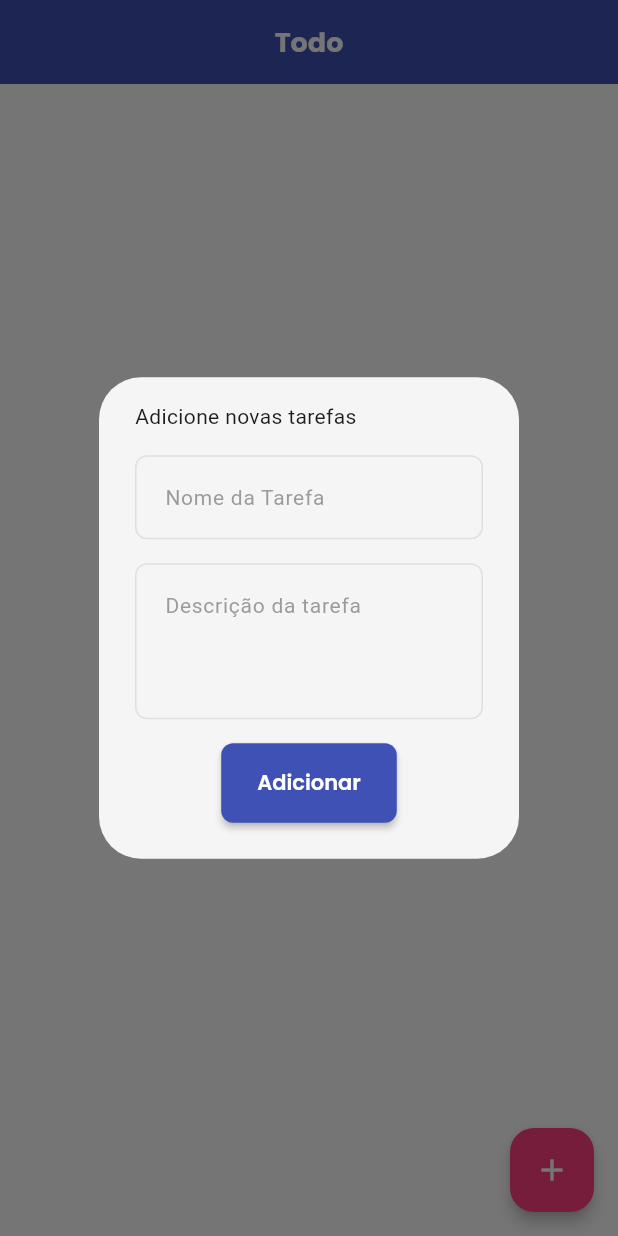
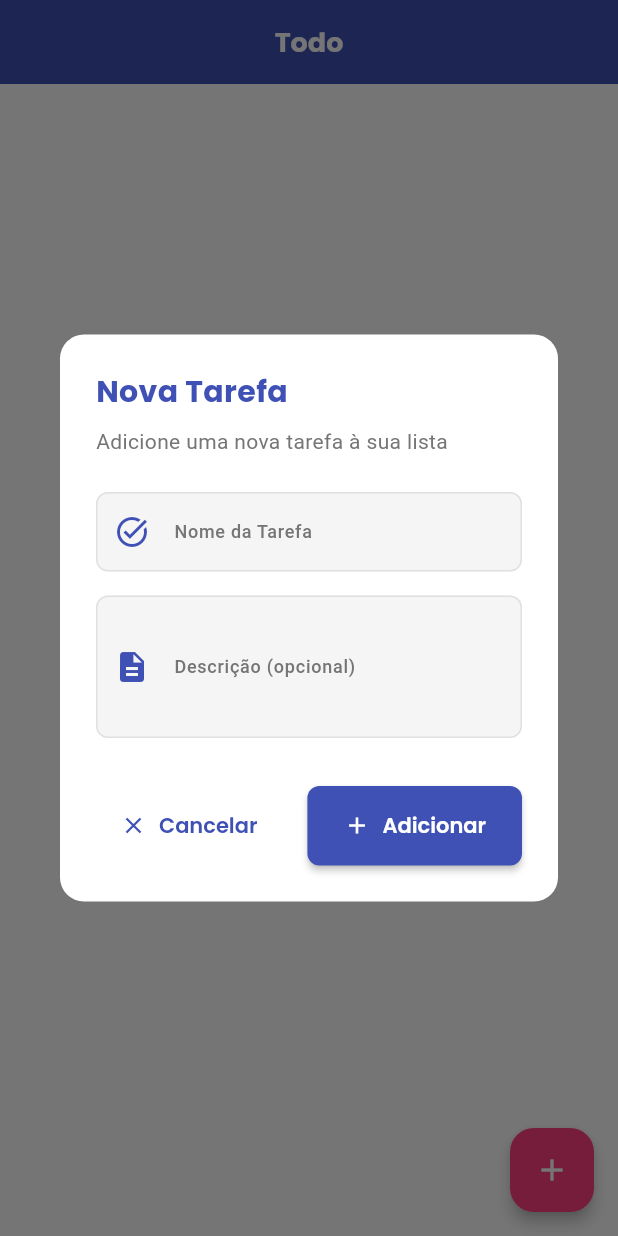
Before and after one commit to Barba2k2/lista_de_tarefas_tpc, a Flutter app: the screen it shows after launch, after a tap on the "add" icon, on a phone screen of 412 x 824 dp. Run offline on Flutter 3.47's test engine with Material 3 defaults, Android fonts, the phone set to English and light mode, and no system bars; our stand-ins replace freezed_annotation, go_router, google_fonts, shared_preferences.

Commit message:
Adicionar melhorias ao widget AddTodoWidget, incluindo a implementação de feedback visual com SnackBars para sucesso e erro, otimização do estado de carregamento e refatoração da estrutura do formulário para melhor usabilidade e consistência visual.

```diff
--- a/lib/ui/todo/widgtes/add_todo_widget.dart
+++ b/lib/ui/todo/widgtes/add_todo_widget.dart
@@ -1,5 +1,8 @@
 import 'package:flutter/material.dart';
 
+import '../../../config/theme/app_colors.dart';
+import '../../../config/theme/app_dimensions.dart';
+import '../../../config/theme/app_text_styles.dart';
 import '../viewmodels/todo_view_model.dart';
 
 class AddTodoWidget extends StatefulWidget {
@@ -7,7 +10,7 @@ class AddTodoWidget extends StatefulWidget {
 
   const AddTodoWidget({
     super.key,
-    required this.todoViewModel, //
+    required this.todoViewModel,
   });
 
   @override
@@ -18,6 +21,7 @@ class _AddTodoWidgetState extends State<AddTodoWidget> {
   final _formKey = GlobalKey<FormState>();
   final _todoNameEC = TextEditingController();
   final _descriptionEC = TextEditingController();
+  bool _isSubmitting = false;
 
   @override
   void initState() {
@@ -27,43 +31,59 @@ class _AddTodoWidgetState extends State<AddTodoWidget> {
 
   void _onResult() {
     if (widget.todoViewModel.addTodo.running) {
-      showDialog(
-        barrierDismissible: false,
-        context: context,
-        builder: (context) {
-          return AlertDialog(
-            content: IntrinsicHeight(
-              child: Center(
-                child: CircularProgressIndicator.adaptive(), //
+      setState(() {
+        _isSubmitting = true;
+      });
+    } else {
+      setState(() {
+        _isSubmitting = false;
+      });
+
+      if (widget.todoViewModel.addTodo.completed) {
+        Navigator.of(context).pop();
+        _showSuccessSnackBar('Tarefa adicionada com sucesso!');
+      }
+
+      if (widget.todoViewModel.addTodo.error) {
+        _showErrorSnackBar('Ocorreu um erro ao adicionar a tarefa!');
+      }
+    }
+  }
+
+  void _showSuccessSnackBar(String message) {
+    ScaffoldMessenger.of(context).showSnackBar(
+      SnackBar(
+        backgroundColor: AppColors.success,
+        behavior: SnackBarBehavior.floating,
+        margin: const EdgeInsets.all(AppDimensions.spacingM),
+        shape: RoundedRectangleBorder(
+          borderRadius: BorderRadius.circular(AppDimensions.borderRadiusM),
+        ),
+        duration: const Duration(seconds: 3),
+        content: Text(
+          message,
+          style: AppTextStyles.body.copyWith(color: AppColors.textLight),
         ),
       ),
     );
-        },
-      );
-    } else {
-      if (widget.todoViewModel.addTodo.completed) {
-        Navigator.of(context).pop();
-        Navigator.of(context).pop();
+  }
+
+  void _showErrorSnackBar(String message) {
     ScaffoldMessenger.of(context).showSnackBar(
-          const SnackBar(
-            backgroundColor: Colors.green,
-            duration: Duration(seconds: 5),
-            content: Text('Tarefa adicionada com sucesso!'),
+      SnackBar(
+        backgroundColor: AppColors.error,
+        behavior: SnackBarBehavior.floating,
+        margin: const EdgeInsets.all(AppDimensions.spacingM),
+        shape: RoundedRectangleBorder(
+          borderRadius: BorderRadius.circular(AppDimensions.borderRadiusM),
+        ),
+        duration: const Duration(seconds: 3),
+        content: Text(
+          message,
+          style: AppTextStyles.body.copyWith(color: AppColors.textLight),
+        ),
       ),
     );
-      }
-      if (widget.todoViewModel.addTodo.error) {
-        Navigator.of(context).pop();
-        Navigator.of(context).pop();
-        ScaffoldMessenger.of(context).showSnackBar(
-          const SnackBar(
-            backgroundColor: Colors.redAccent,
-            duration: Duration(seconds: 5),
-            content: Text('Ocorreu um erro ao adicionar a tarefa!'),
-          ),
-        );
-      }
-    }
   }
 
   @override
@@ -76,66 +96,107 @@ class _AddTodoWidgetState extends State<AddTodoWidget> {
 
   @override
   Widget build(BuildContext context) {
-    return AlertDialog(
-      content: IntrinsicHeight(
+    return Dialog(
+      shape: RoundedRectangleBorder(
+        borderRadius: BorderRadius.circular(AppDimensions.borderRadiusL),
+      ),
+      elevation: AppDimensions.elevationM,
+      backgroundColor: AppColors.background,
       child: SingleChildScrollView(
+        child: Padding(
+          padding: const EdgeInsets.all(AppDimensions.spacingL),
           child: Form(
             key: _formKey,
             child: Column(
-              spacing: 16,
+              mainAxisSize: MainAxisSize.min,
+              crossAxisAlignment: CrossAxisAlignment.start,
               children: [
-                Row(
-                  children: [
-                    Text('Adicione novas tarefas'), //
-                  ],
+                Text(
+                  'Nova Tarefa',
+                  style: AppTextStyles.title.copyWith(
+                    color: AppColors.primary,
+                    fontSize: 20,
                   ),
+                ),
+                const SizedBox(height: AppDimensions.spacingS),
+                Text(
+                  'Adicione uma nova tarefa à sua lista',
+                  style: AppTextStyles.body.copyWith(
+                    color: AppColors.textSecondary,
+                  ),
+                ),
+                const SizedBox(height: AppDimensions.spacingL),
                 TextFormField(
                   controller: _todoNameEC,
-                  decoration: InputDecoration(
-                    hintText: 'Nome da Tarefa',
-                    border: OutlineInputBorder(
-                      borderRadius: BorderRadius.circular(16),
+                  decoration: const InputDecoration(
+                    labelText: 'Nome da Tarefa',
+                    hintText: 'Ex: Comprar leite',
+                    prefixIcon: Icon(Icons.task_alt),
                   ),
-                  ),
+                  style: AppTextStyles.inputText,
+                  textInputAction: TextInputAction.next,
                   validator: (value) {
-                    if (value == null || value.trim() == '') {
-                      return 'Por favor, prrencha o campo de nome da tarefa';
+                    if (value == null || value.trim().isEmpty) {
+                      return 'Por favor, preencha o nome da tarefa';
                     }
                     return null;
                   },
                 ),
+                const SizedBox(height: AppDimensions.spacingM),
                 TextFormField(
+                  controller: _descriptionEC,
+                  decoration: const InputDecoration(
+                    labelText: 'Descrição (opcional)',
+                    hintText: 'Ex: Comprar leite no supermercado perto de casa',
+                    prefixIcon: Icon(Icons.description),
+                  ),
+                  style: AppTextStyles.inputText,
                   minLines: 3,
-                  maxLines: null,
-                  controller: _descriptionEC,
-                  decoration: InputDecoration(
-                    hintText: 'Descrição da tarefa',
-                    border: OutlineInputBorder(
-                      borderRadius: BorderRadius.circular(16),
+                  maxLines: 5,
                 ),
+                const SizedBox(height: AppDimensions.spacingXL),
+                Row(
+                  mainAxisAlignment: MainAxisAlignment.spaceBetween,
+                  children: [
+                    TextButton.icon(
+                      onPressed: _isSubmitting
+                          ? null
+                          : () {
+                        Navigator.of(context).pop();
+                      },
+                      icon: const Icon(Icons.close),
+                      label: const Text('Cancelar'),
                     ),
-                  validator: (value) {
-                    if (value == null || value.trim() == '') {
-                      return 'Por favor, prrencha o campo de descrição da tarefa';
-                    }
-                    return null;
-                  },
-                ),
-                ElevatedButton(
-                  onPressed: () {
+                    ElevatedButton.icon(
+                      onPressed: _isSubmitting
+                          ? null
+                          : () {
                         if (_formKey.currentState?.validate() == true) {
                           widget.todoViewModel.addTodo.execute(
                             (
-                          _todoNameEC.text, //
-                          _descriptionEC.text, //
+                            _todoNameEC.text,
+                            _descriptionEC.text,
                             false,
-                        ), //
+                            ),
                           );
                         }
                       },
-                  child: const Text('Adicionar'), //
+                      icon: _isSubmitting
+                          ? Container(
+                        width: 24,
+                        height: 24,
+                        padding: const EdgeInsets.all(2.0),
+                        child: const CircularProgressIndicator(
+                          color: Colors.white,
+                          strokeWidth: 3,
                         ),
-              ], //
+                      )
+                          : const Icon(Icons.add),
+                      label: Text(_isSubmitting ? 'Adicionando...' : 'Adicionar'),
+                    ),
+                  ],
+                ),
+              ],
             ),
           ),
         ),
```
Lines whose indentation alone changed are shown as unchanged.
